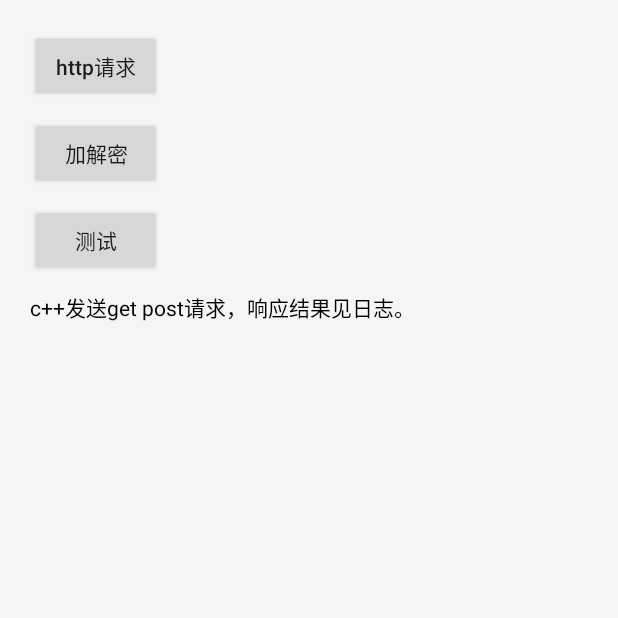
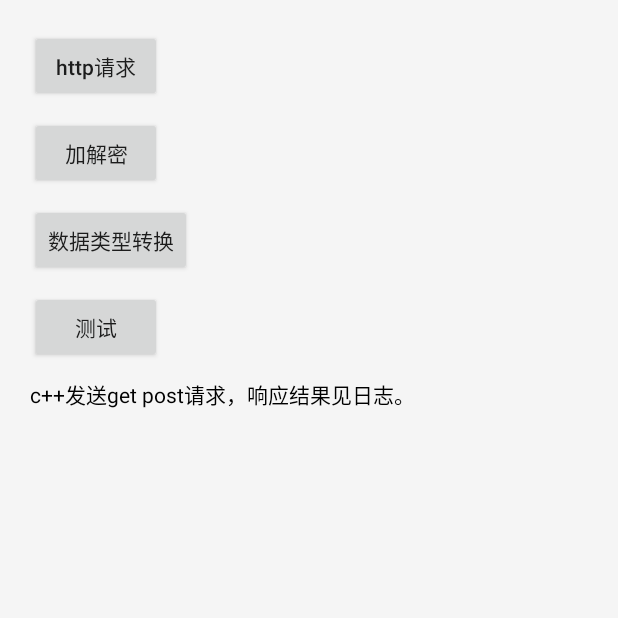
Before and after one commit to yadiq/AndroidNative, an Android app: the screen it shows after launch (MainActivity), after a tap on "http请求", on a phone screen of 412 x 824 dp, the top half of it. Run offline under Robolectric (Android 15) with nearby library versions, the phone set to English and light mode, and no system bars; 2 statements that could not run were skipped.

Commit message:
1.数据类型转换

```diff
--- a/app/src/main/java/com/hqumath/nativedemo/MainActivity.java
+++ b/app/src/main/java/com/hqumath/nativedemo/MainActivity.java
@@ -6,7 +6,6 @@ import androidx.appcompat.app.AppCompatActivity;
 
 import com.hqumath.nativedemo.databinding.ActivityMainBinding;
 import com.hqumath.nativedemo.utils.CommonUtil;
-import com.hqumath.nativedemo.utils.LogUtil;
 
 import org.freedesktop.demo.Demo;
 
@@ -37,8 +36,16 @@ public class MainActivity extends AppCompatActivity {
             Demo.curlTest("");
         });
 
+        //数据类型转换
+        binding.btnType.setOnClickListener(v -> {
+            String value = "123abc";
+            String result = Demo.typeTest(value);
+            binding.tv1.setText("bytes转hex: " + value + " => " + result + "\nc++数据类型转换，结果见日志。");
+        });
+
         //测试
         binding.btnTest.setOnClickListener(v -> {
+            //动态注册的方法
             String result = Demo.registerNatives("123");
             binding.tv1.setText("registerNatives: " + result);
 
--- a/app/src/main/java/org/freedesktop/demo/Demo.java
+++ b/app/src/main/java/org/freedesktop/demo/Demo.java
@@ -18,8 +18,8 @@ public class Demo {
     }
 
     public static native String curlTest(String value);
-    public static native String encrypt(String value);
-    public static native String type(String value);
+    public static native String encryptTest(String value);
+    public static native String typeTest(String value);
     public static native String test1(String value);
     //动态注册的方法
     public static native String registerNatives(String value);
--- a/app/src/main/res/layout/activity_main.xml
+++ b/app/src/main/res/layout/activity_main.xml
@@ -20,11 +20,19 @@
         android:text="加解密" />
 
     <Button
+        android:id="@+id/btnType"
+        android:layout_marginTop="10dp"
+        android:layout_width="wrap_content"
+        android:layout_height="wrap_content"
+        android:text="数据类型转换" />
+
+    <Button
         android:id="@+id/btnTest"
         android:layout_marginTop="10dp"
         android:layout_width="wrap_content"
         android:layout_height="wrap_content"
         android:text="测试" />
+
 
     <TextView
         android:layout_marginTop="10dp"
```
Also changed, not shown: 2 other files.
